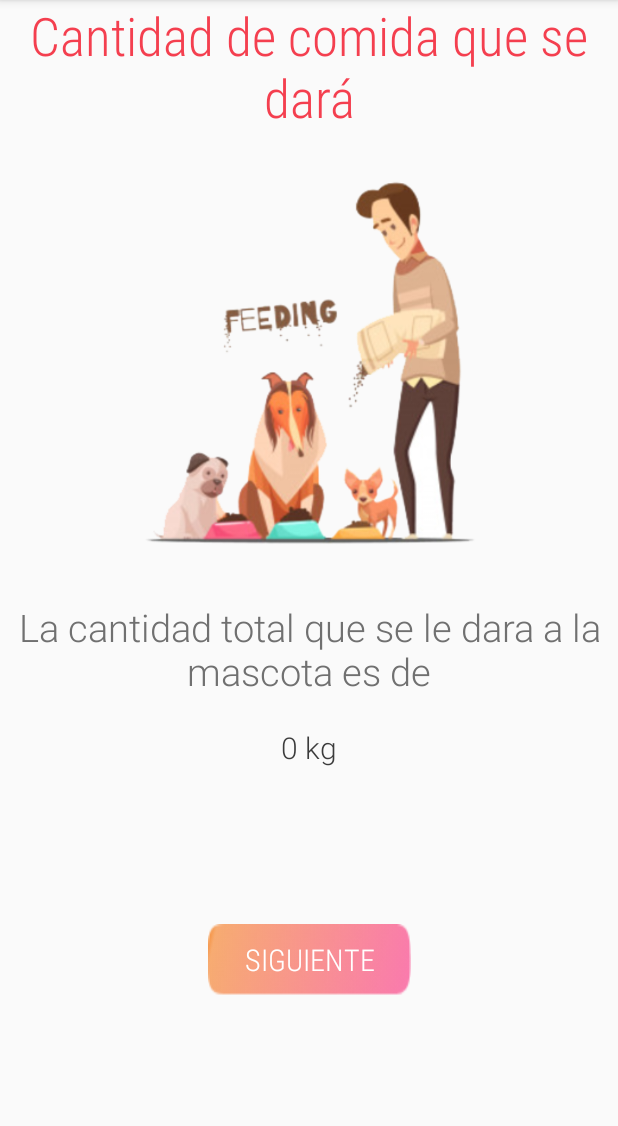
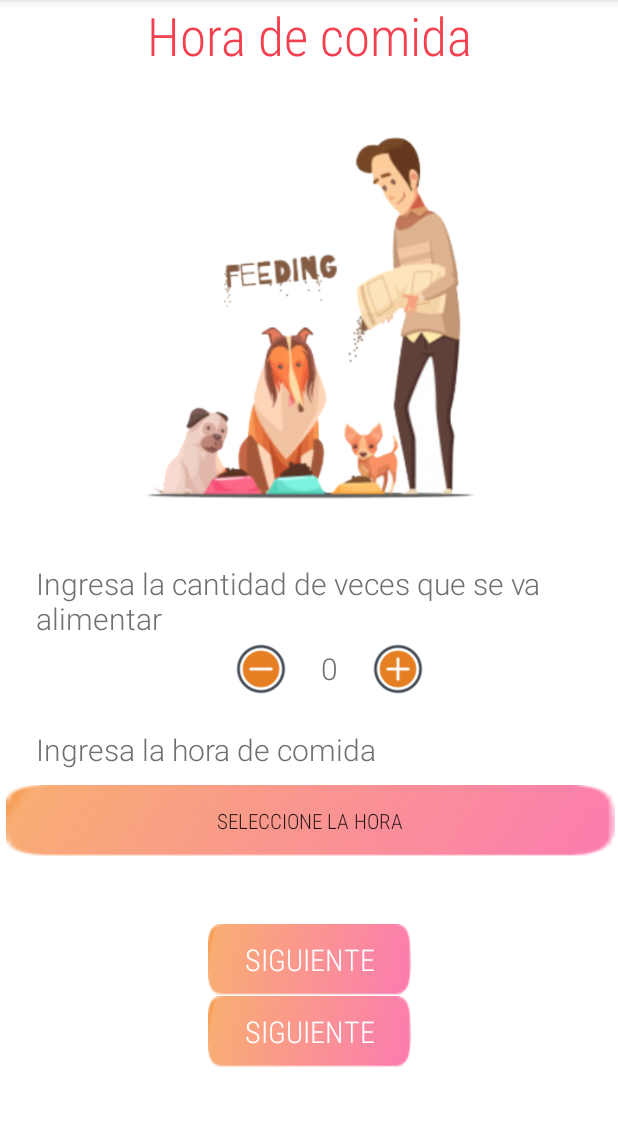
Before and after one commit to NEW10N/MySpender, an Android app: the fragment CantidadttFragment shown on its own in the app's theme, after a tap on "SIGUIENTE", on a phone screen of 412 x 824 dp, the part 84-1210 px from its top. Run offline under Robolectric (Android 15) with nearby library versions, the phone set to English and light mode, and no system bars.

Commit message:
transactiones de cantidad total a hora

```diff
--- a/app/src/main/java/com/example/my_spender/SistemaDifusoCachorro.java
+++ b/app/src/main/java/com/example/my_spender/SistemaDifusoCachorro.java
@@ -24,7 +24,6 @@
 import java.util.Scanner;
 
 import androidx.appcompat.app.AppCompatActivity;
-import androidx.fragment.app.FragmentManager;
 import androidx.fragment.app.FragmentTransaction;
 
 public class SistemaDifusoCachorro extends AppCompatActivity {
@@ -113,8 +112,9 @@
             @Override
             public void onClick(View v) {
                 CantidadttFragment fragment = new CantidadttFragment();
-                FragmentManager fragmentManager = getSupportFragmentManager();
-                fragmentManager.beginTransaction().replace(R.id.confCachorro, fragment).commit();
+                FragmentTransaction transaction = getSupportFragmentManager().beginTransaction();
+                transaction.replace(R.id.confCachorro, fragment);
+                transaction.commit();
             }
         });
         //Metodos del seek del tamaño
--- a/app/src/main/java/com/example/my_spender/ui/configuraciones/CantidadttFragment.java
+++ b/app/src/main/java/com/example/my_spender/ui/configuraciones/CantidadttFragment.java
@@ -9,6 +9,8 @@
 
 import androidx.annotation.Nullable;
 import androidx.fragment.app.Fragment;
+import androidx.fragment.app.FragmentManager;
+import androidx.fragment.app.FragmentTransaction;
 import androidx.navigation.Navigation;
 
 import com.example.my_spender.R;
@@ -27,7 +29,11 @@
             @Override
             public void onClick(View v) {
                 //Toast.makeText(getActivity(),"Going to Fragment")
-                Navigation.findNavController(getView()).navigate(R.id.action_cantidadttFragment_to_conHora);
+                HoraFragment fragment = new HoraFragment();
+                getActivity().getSupportFragmentManager().beginTransaction()
+                        .replace(R.id.Cantidadtt, fragment)
+                        .addToBackStack(null)
+                        .commit();
             }
         });
         return view;
--- a/app/src/main/java/com/example/my_spender/ui/configuraciones/HoraFragment.java
+++ b/app/src/main/java/com/example/my_spender/ui/configuraciones/HoraFragment.java
@@ -1,4 +1,35 @@
 package com.example.my_spender.ui.configuraciones;
 
-public class HoraFragment  {
+import android.os.Bundle;
+import android.view.LayoutInflater;
+import android.view.View;
+import android.view.ViewGroup;
+import android.widget.Button;
+
+import androidx.annotation.Nullable;
+import androidx.fragment.app.Fragment;
+
+import com.example.my_spender.R;
+
+public class HoraFragment extends Fragment {
+    private Button ctd;
+    @Override
+    @Nullable
+    public View onCreateView(LayoutInflater inflater, @Nullable ViewGroup container, @Nullable Bundle savedInstanceState){
+        View view =inflater.inflate(R.layout.fragment_confhora, container, false);
+        ctd = (Button) view.findViewById(R.id.btnscf);
+
+        ctd.setOnClickListener(new View.OnClickListener() {
+            @Override
+            public void onClick(View v) {
+                //Toast.makeText(getActivity(),"Going to Fragment")
+                HoraFragment fragment = new HoraFragment();
+                getActivity().getSupportFragmentManager().beginTransaction()
+                        .replace(R.id.Cantidadtt, fragment)
+                        .addToBackStack(null)
+                        .commit();
+            }
+        });
+        return view;
+    }
 }
--- a/app/src/main/res/layout/fragment_cantidadantes.xml
+++ b/app/src/main/res/layout/fragment_cantidadantes.xml
@@ -3,7 +3,10 @@
     xmlns:app="http://schemas.android.com/apk/res-auto"
     xmlns:tools="http://schemas.android.com/tools"
     android:layout_width="match_parent"
-    android:layout_height="match_parent">
+    android:layout_height="match_parent"
+    android:background="@color/colorWhite"
+    android:id="@+id/Cantidadtt"
+    >
 
     <TextView
         android:id="@+id/my_toolbar"
--- a/app/src/main/res/layout/fragment_confadulto.xml
+++ b/app/src/main/res/layout/fragment_confadulto.xml
@@ -3,7 +3,8 @@
     xmlns:app="http://schemas.android.com/apk/res-auto"
     xmlns:tools="http://schemas.android.com/tools"
     android:layout_width="match_parent"
-    android:layout_height="match_parent">
+    android:layout_height="match_parent"
+    android:id="@+id/conAdulto">
 
     <ScrollView
         android:id="@+id/scrolladulto"
--- a/app/src/main/res/layout/fragment_confhora.xml
+++ b/app/src/main/res/layout/fragment_confhora.xml
@@ -3,7 +3,9 @@
     xmlns:app="http://schemas.android.com/apk/res-auto"
     xmlns:tools="http://schemas.android.com/tools"
     android:layout_width="match_parent"
-    android:layout_height="match_parent">
+    android:layout_height="match_parent"
+    android:id="@+id/ConfHora"
+    android:background="@color/colorWhite">
 
     <TextView
         android:id="@+id/my_toolbar"
```
Also changed, not shown: app/src/main/java/com/example/my_spender/SistemaDifusoAdulto.java (+16 -2 lines), app/src/main/res/navigation/mobile_navigation.xml (+1 -10 lines).
